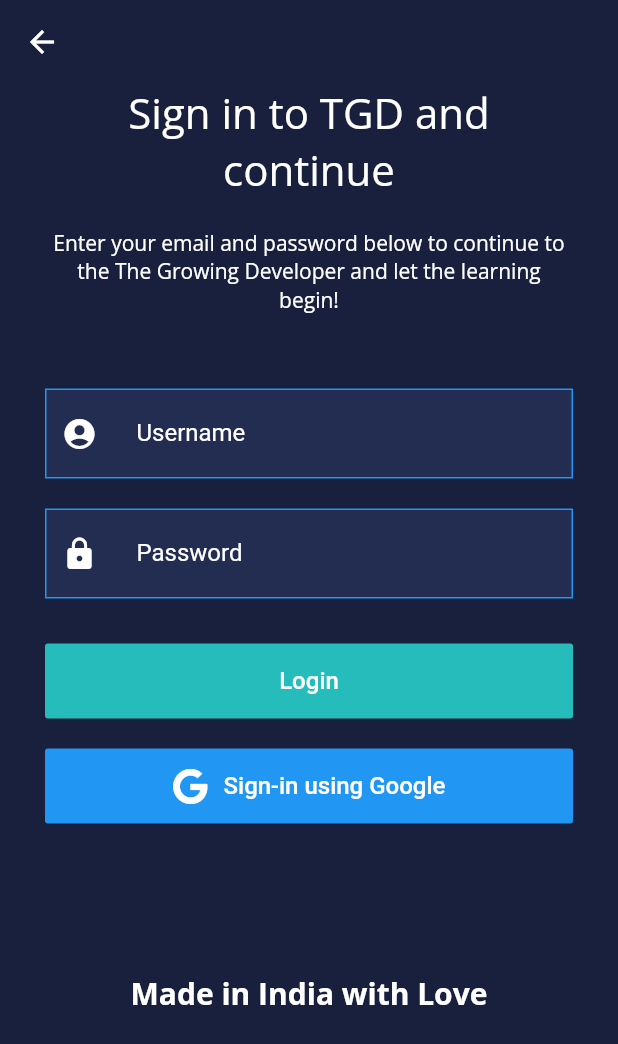
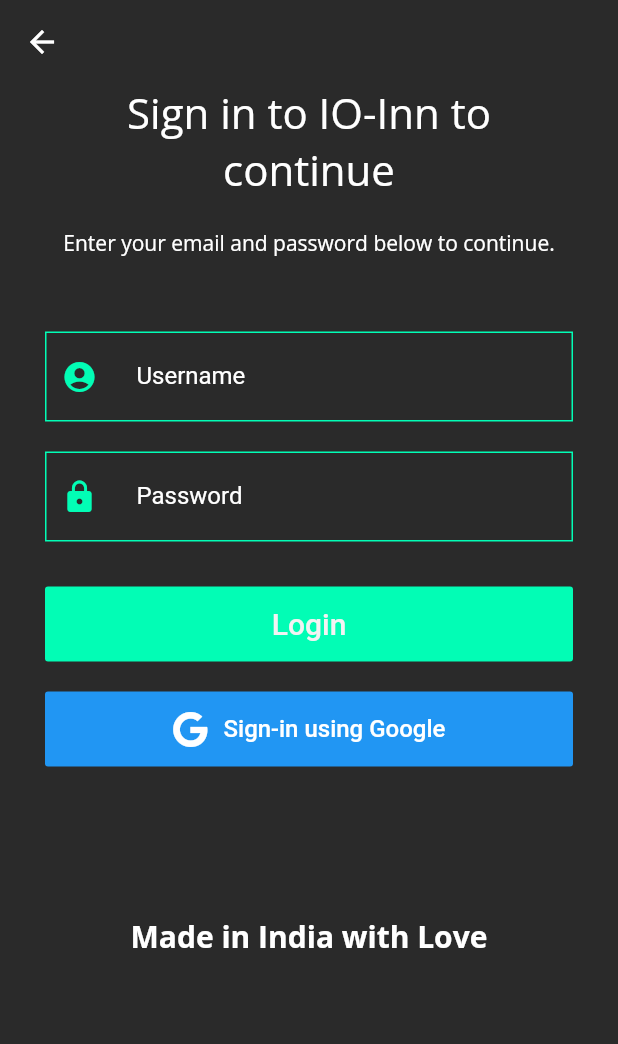
Before and after one commit to Risu-swift/HotelNoHands, a Flutter app: the screen it shows after launch, after a tap on "Get Started", on a phone screen of 412 x 824 dp. Shown: the top 1044 px of the screen. Run offline on Flutter 3.47's test engine with Material 2 defaults, Android fonts, the phone set to English and light mode, and no system bars; our stand-ins replace firebase_auth, firebase_core, font_awesome_flutter, google_fonts, google_sign_in; accounts and stored records are empty.

```diff
--- a/lib/LoginScreen.dart
+++ b/lib/LoginScreen.dart
@@ -10,10 +10,10 @@
 final GoogleSignIn googleSignIn = GoogleSignIn();
 
 class LoginScreen extends StatelessWidget {
-  final Color primaryColor = Color(0xff18203d);
-  final Color secondaryColor = Color(0xff232c51);
+  final Color primaryColor = Color(0xff2A2A2A);
+  final Color secondaryColor = Color(0xff02FDB5);
 
-  final Color logoGreen = Color(0xff25bcbb);
+  final Color logoGreen = Color(0xffF3F3F3);
 
   final TextEditingController nameController = TextEditingController();
   final TextEditingController passwordController = TextEditingController();
@@ -35,14 +35,14 @@
               crossAxisAlignment: CrossAxisAlignment.center,
               children: <Widget>[
                 Text(
-                  'Sign in to TGD and continue',
+                  'Sign in to IO-Inn to continue',
                   textAlign: TextAlign.center,
                   style:
                       GoogleFonts.openSans(color: Colors.white, fontSize: 28),
                 ),
                 SizedBox(height: 20),
                 Text(
-                  'Enter your email and password below to continue to the The Growing Developer and let the learning begin!',
+                  'Enter your email and password below to continue.',
                   textAlign: TextAlign.center,
                   style:
                       GoogleFonts.openSans(color: Colors.white, fontSize: 14),
@@ -61,10 +61,10 @@
                   height: 50,
                   onPressed: () => Navigator.push(
                       context, MaterialPageRoute(builder: (_) => Home())),
-                  color: logoGreen,
+                  color: secondaryColor,
                   child: Text('Login',
-                      style: TextStyle(color: Colors.white, fontSize: 16)),
-                  textColor: Colors.white,
+                      style: TextStyle(color: logoGreen, fontSize: 20)),
+                  textColor: logoGreen,
                 ),
                 SizedBox(height: 20),
                 MaterialButton(
@@ -114,17 +114,17 @@
     return Container(
       padding: EdgeInsets.symmetric(horizontal: 10, vertical: 5),
       decoration: BoxDecoration(
-          color: secondaryColor, border: Border.all(color: Colors.blue)),
+          color: primaryColor, border: Border.all(color: secondaryColor)),
       child: TextField(
         controller: controller,
-        style: TextStyle(color: Colors.white),
+        style: TextStyle(color: logoGreen),
         decoration: InputDecoration(
             contentPadding: EdgeInsets.symmetric(horizontal: 10),
             labelText: labelText,
             labelStyle: TextStyle(color: Colors.white),
             icon: Icon(
               icon,
-              color: Colors.white,
+              color: secondaryColor,
             ),
             // prefix: Icon(icon),
             border: InputBorder.none),
```
Also changed, not shown: lib/Screens/MyProfile.dart (added, +11 -0 lines), lib/Screens/QRScan.dart (added, +11 -0 lines), lib/Screens/Room.dart (added, +11 -0 lines), lib/Screens/RoomDetail.dart (added, +11 -0 lines), lib/Screens/SearchInns.dart (added, +11 -0 lines), lib/home.dart (+65 -4 lines).
